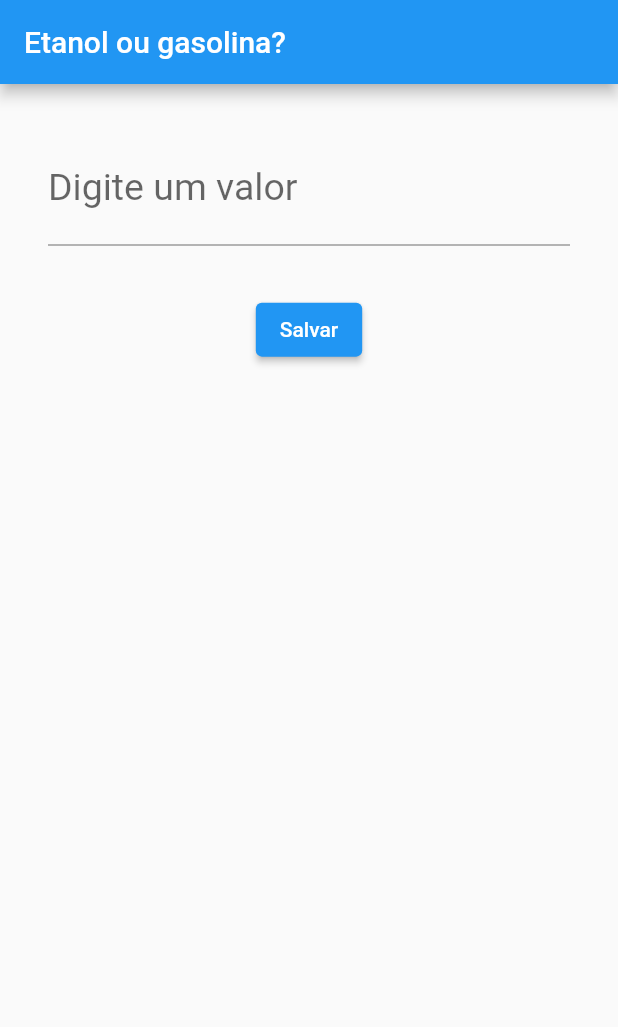
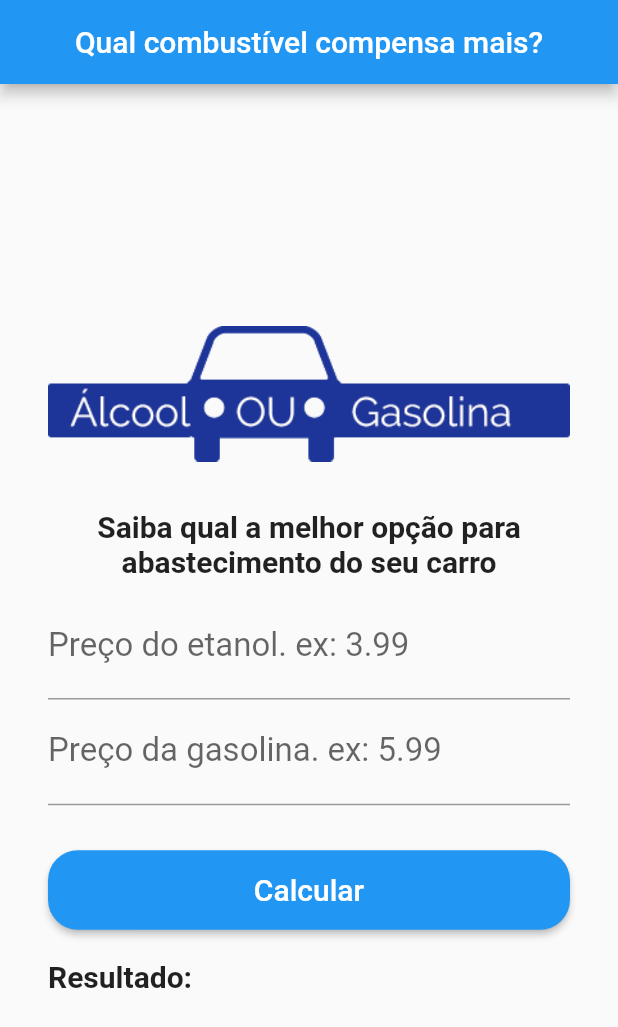
Before and after one commit to layshidani/learning-flutter, a Flutter app: the screen it shows after launch, on a phone screen of 412 x 824 dp. Shown: the top 1027 px of the screen. Run offline on Flutter 3.47's test engine with Material 2 defaults, Android fonts, the phone set to English and light mode, and no system bars.

Commit message:
feat: implements interface :sparkles:

```diff
--- /dev/null
+++ b/gas_app/lib/home.dart
@@ -0,0 +1,93 @@
+import 'package:flutter/material.dart';
+
+class Home extends StatefulWidget {
+  const Home({Key? key}) : super(key: key);
+
+  @override
+  _HomeState createState() => _HomeState();
+}
+
+class _HomeState extends State<Home> {
+  final TextEditingController _etanolController = TextEditingController();
+  final TextEditingController _gasController = TextEditingController();
+
+  @override
+  Widget build(BuildContext context) {
+    return Scaffold(
+      appBar: AppBar(
+        title: const Center(child: Text('Qual combustível compensa mais?')),
+      ),
+      body: Center(
+        child: SingleChildScrollView(
+          padding: const EdgeInsets.all(32),
+          child: Column(
+            crossAxisAlignment: CrossAxisAlignment.stretch,
+            children: <Widget>[
+              Padding(
+                padding: const EdgeInsets.only(bottom: 32),
+                child: Image.asset('images/logo.png'),
+              ),
+              const Padding(
+                padding: EdgeInsets.only(bottom: 10),
+                child: Text(
+                  'Saiba qual a melhor opção para abastecimento do seu carro',
+                  textAlign: TextAlign.center,
+                  style: TextStyle(
+                    fontSize: 20,
+                    fontWeight: FontWeight.bold,
+                  ),
+                ),
+              ),
+              TextField(
+                keyboardType: TextInputType.number,
+                decoration: const InputDecoration(
+                    labelText: 'Preço do etanol. ex: 3.99'),
+                style: const TextStyle(
+                  fontSize: 22,
+                ),
+                controller: _etanolController,
+              ),
+              TextField(
+                keyboardType: TextInputType.number,
+                decoration: const InputDecoration(
+                    labelText: 'Preço da gasolina. ex: 5.99'),
+                style: const TextStyle(
+                  fontSize: 22,
+                ),
+                controller: _gasController,
+              ),
+              Padding(
+                padding: const EdgeInsets.only(top: 30),
+                child: ElevatedButton(
+                  child: const Text(
+                    'Calcular',
+                    style: TextStyle(
+                      fontSize: 20,
+                    ),
+                  ),
+                  style: ElevatedButton.styleFrom(
+                    padding: const EdgeInsets.all(15),
+                    shape: RoundedRectangleBorder(
+                      borderRadius: BorderRadius.circular(20.0),
+                    ),
+                  ),
+                  onPressed: () {},
+                ),
+              ),
+              const Padding(
+                padding: EdgeInsets.only(top: 20),
+                child: Text(
+                  'Resultado: ',
+                  style: TextStyle(
+                    fontSize: 20,
+                    fontWeight: FontWeight.bold,
+                  ),
+                ),
+              ),
+            ],
+          ),
+        ),
+      ),
+    );
+  }
+}
--- a/gas_app/lib/main.dart
+++ b/gas_app/lib/main.dart
@@ -1,11 +1,11 @@
 import 'package:flutter/material.dart';
-import 'package:gas_app/text_field.dart';
+import 'package:gas_app/home.dart';
 
 void main() {
   runApp(
     const MaterialApp(
       debugShowCheckedModeBanner: false,
-      home: CustomFieldText(),
+      home: Home(),
     ),
   );
 }
--- a/gas_app/lib/text_field.dart
+++ /dev/null
@@ -1,40 +0,0 @@
-import 'package:flutter/material.dart';
-
-class CustomFieldText extends StatefulWidget {
-  const CustomFieldText({Key? key}) : super(key: key);
-
-  @override
-  _CustomFieldText createState() => _CustomFieldText();
-}
-
-class _CustomFieldText extends State<CustomFieldText> {
-  TextEditingController _textEditingController = TextEditingController();
-
-  @override
-  Widget build(BuildContext context) {
-    return Scaffold(
-      appBar: AppBar(
-        title: const Text('Etanol ou gasolina?'),
-      ),
-      body: Column(
-        children: <Widget>[
-          Padding(
-            padding: const EdgeInsets.all(32),
-            child: TextField(
-              keyboardType: TextInputType.number,
-              decoration: const InputDecoration(labelText: 'Digite um valor'),
-              style: const TextStyle(
-                fontSize: 25,
-              ),
-              controller: _textEditingController,
-            ),
-          ),
-          ElevatedButton(
-            child: Text('Salvar'),
-            onPressed: () {},
-          ),
-        ],
-      ),
-    );
-  }
-}
--- a/gas_app/pubspec.yaml
+++ b/gas_app/pubspec.yaml
@@ -58,7 +58,8 @@ flutter:
   uses-material-design: true
 
   # To add assets to your application, add an assets section, like this:
-  # assets:
+  assets:
+    - images/logo.png
   #   - images/a_dot_burr.jpeg
   #   - images/a_dot_ham.jpeg
 
```
